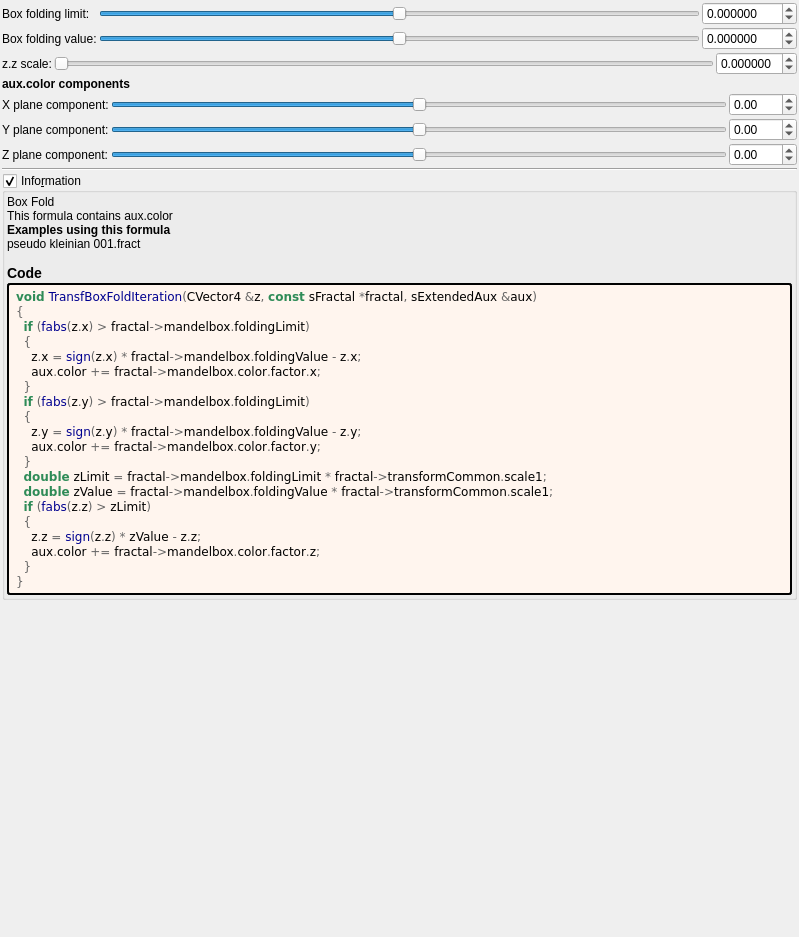
Above: mandelbulber2/formula/ui/fractal_transf_box_fold.ui from buddhi1980/mandelbulber2 before the change. Below: the same form after it.
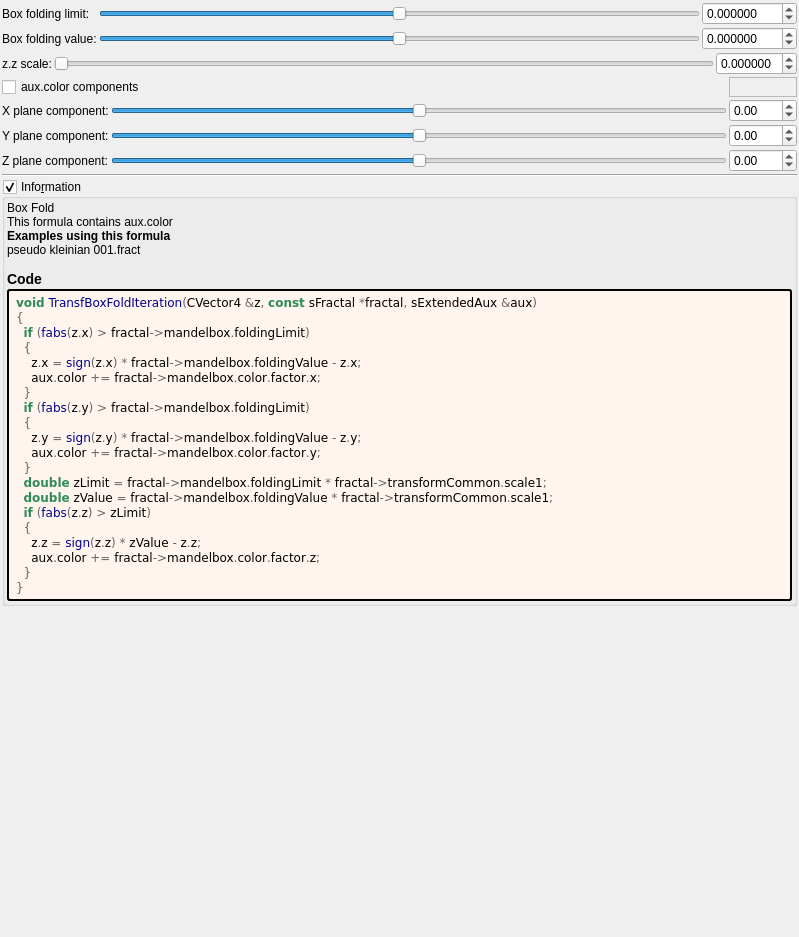
That is the form after the change. Custom widgets are drawn as their Qt base class.

Commit message: more general color updates

```diff
--- a/mandelbulber2/formula/ui/fractal_transf_box_fold.ui
+++ b/mandelbulber2/formula/ui/fractal_transf_box_fold.ui
@@ -387,16 +387,20 @@
        </property>
       </widget>
      </item>
-     <item row="0" column="0" colspan="2">
-      <widget class="QLabel" name="label_70">
-       <property name="font">
-        <font>
-         <weight>75</weight>
-         <bold>true</bold>
-        </font>
+     <item row="1" column="2">
+      <widget class="QFrame" name="frame">
+       <property name="frameShape">
+        <enum>QFrame::StyledPanel</enum>
        </property>
+       <property name="frameShadow">
+        <enum>QFrame::Raised</enum>
+       </property>
+      </widget>
+     </item>
+     <item row="1" column="0" colspan="2">
+      <widget class="QCheckBox" name="checkBox_fold_color_aux_color_enabled_false">
        <property name="text">
-        <string>aux.color components</string>
+        <string notr="true">aux.color components</string>
        </property>
       </widget>
      </item>
```
Left out of the diff: 8 changed lines with no effect on the pictures. Lines whose indentation alone changed are shown as unchanged. The commit also changes 5 other files.
